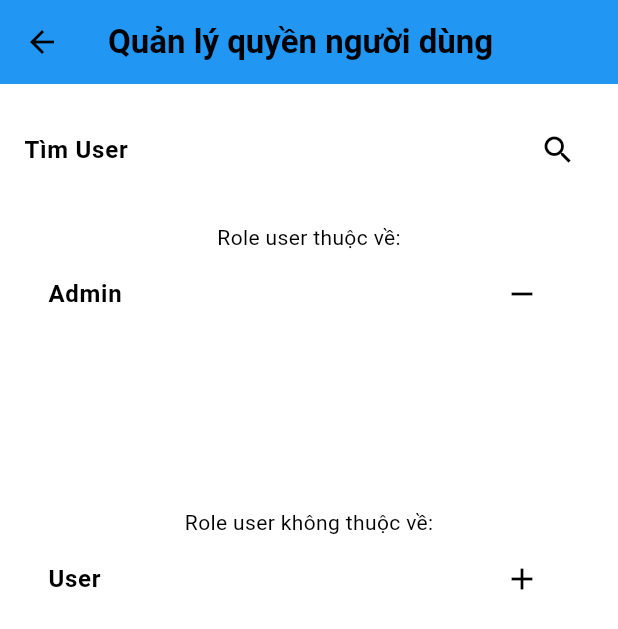
After one commit to DuongQuocThang2k3/android-frontend-flutter, a Flutter app: the AdminScreen screen opened directly, after a tap on "Quản lý quyền người dùng", on a phone screen of 412 x 824 dp. The commit adds this screen. Shown: the top 629 px of the screen. Run offline on Flutter 3.47's test engine with Material 3 defaults, Android fonts, the phone set to English and light mode, and no system bars; our stand-ins replace carousel_slider, flutter_dotenv, flutter_map, geolocator, jwt_decoder, latlong2 and 2 more; accounts and stored records are empty.

Commit message:
add file user_role.dart

```diff
--- a/lib/screens/admin/admin_screen.dart
+++ b/lib/screens/admin/admin_screen.dart
@@ -3,8 +3,9 @@ import '../admin/admin_petslist.dart';
 import '../admin/admin_productlist.dart';
 import '../admin/admin_service.dart';
 import 'admin_order_list.dart';
-import 'admin_role.dart';
 import 'admin_user_list.dart'; // Import UserList
+import 'admin_role.dart'; // Import file AdminRolePage
+import 'user_role.dart'; // Import file UserRolePage
 
 class AdminScreen extends StatelessWidget {
   const AdminScreen({Key? key}) : super(key: key);
@@ -75,7 +76,7 @@ class AdminScreen extends StatelessWidget {
           ),
           const Divider(),
           ListTile(
-            leading: const Icon(Icons.people, color: Colors.purple),
+            leading: const Icon(Icons.list_alt, color: Colors.blueAccent),
             title: const Text('Quản lý Danh sách Order',
                 style: TextStyle(fontSize: 18, fontWeight: FontWeight.bold)),
             onTap: () {
@@ -88,7 +89,6 @@ class AdminScreen extends StatelessWidget {
             },
           ),
           const Divider(),
-          // Thêm mục "Quản lý Claim"
           ListTile(
             leading: const Icon(Icons.security, color: Colors.red),
             title: const Text('Quản lý quyền (Claim)',
@@ -97,7 +97,22 @@ class AdminScreen extends StatelessWidget {
               Navigator.push(
                 context,
                 MaterialPageRoute(
-                  builder: (context) =>  AdminRolePage(), // Dẫn đến trang quản lý claim
+                  builder: (context) =>  AdminRolePage(),
+                ),
+              );
+            },
+          ),
+          const Divider(),
+          // Mục Quản lý quyền người dùng (User Role)
+          ListTile(
+            leading: const Icon(Icons.person_add, color: Colors.blueAccent),
+            title: const Text('Quản lý quyền người dùng',
+                style: TextStyle(fontSize: 18, fontWeight: FontWeight.bold)),
+            onTap: () {
+              Navigator.push(
+                context,
+                MaterialPageRoute(
+                  builder: (context) => const UserRolePage(),
                 ),
               );
             },
--- /dev/null
+++ b/lib/screens/admin/user_role.dart
@@ -0,0 +1,100 @@
+import 'package:flutter/material.dart';
+
+class UserRolePage extends StatefulWidget {
+  const UserRolePage({Key? key}) : super(key: key);
+
+  @override
+  _UserRolePageState createState() => _UserRolePageState();
+}
+
+class _UserRolePageState extends State<UserRolePage> {
+  final TextEditingController _searchController = TextEditingController();
+  List<String> _userRoles = ['Admin']; // Giới hạn chỉ có 'Admin' role
+  List<String> _availableRoles = ['User']; // Giới hạn chỉ có 'User' role
+  String _searchUser = '';
+
+  // Hàm tìm kiếm người dùng
+  void _searchUserByName() {
+    setState(() {
+      _searchUser = _searchController.text;
+    });
+  }
+
+  // Gán role cho người dùng
+  void _assignRole(String role) {
+    setState(() {
+      _userRoles.add(role);
+      _availableRoles.remove(role);
+    });
+  }
+
+  // Xóa role của người dùng
+  void _removeRole(String role) {
+    setState(() {
+      _userRoles.remove(role);
+      _availableRoles.add(role);
+    });
+  }
+
+  @override
+  Widget build(BuildContext context) {
+    return Scaffold(
+      appBar: AppBar(
+        title: const Text('Quản lý quyền người dùng'),
+        backgroundColor: Colors.blue,
+      ),
+      body: Padding(
+        padding: const EdgeInsets.all(16.0),
+        child: Column(
+          children: [
+            // Tìm kiếm người dùng
+            TextField(
+              controller: _searchController,
+              decoration: InputDecoration(
+                labelText: 'Tìm User',
+                suffixIcon: IconButton(
+                  icon: Icon(Icons.search),
+                  onPressed: _searchUserByName,
+                ),
+              ),
+            ),
+            SizedBox(height: 20),
+            // Danh sách role người dùng đang thuộc về
+            Text('Role user thuộc về:'),
+            Container(
+              height: 150,
+              child: ListView(
+                children: _userRoles.map((role) {
+                  return ListTile(
+                    title: Text(role),
+                    trailing: IconButton(
+                      icon: Icon(Icons.remove),
+                      onPressed: () => _removeRole(role),
+                    ),
+                  );
+                }).toList(),
+              ),
+            ),
+            SizedBox(height: 20),
+            // Danh sách role người dùng không thuộc về
+            Text('Role user không thuộc về:'),
+            Container(
+              height: 150,
+              child: ListView(
+                children: _availableRoles.map((role) {
+                  return ListTile(
+                    title: Text(role),
+                    trailing: IconButton(
+                      icon: Icon(Icons.add),
+                      onPressed: () => _assignRole(role),
+                    ),
+                  );
+                }).toList(),
+              ),
+            ),
+          ],
+        ),
+      ),
+    );
+  }
+}
```
